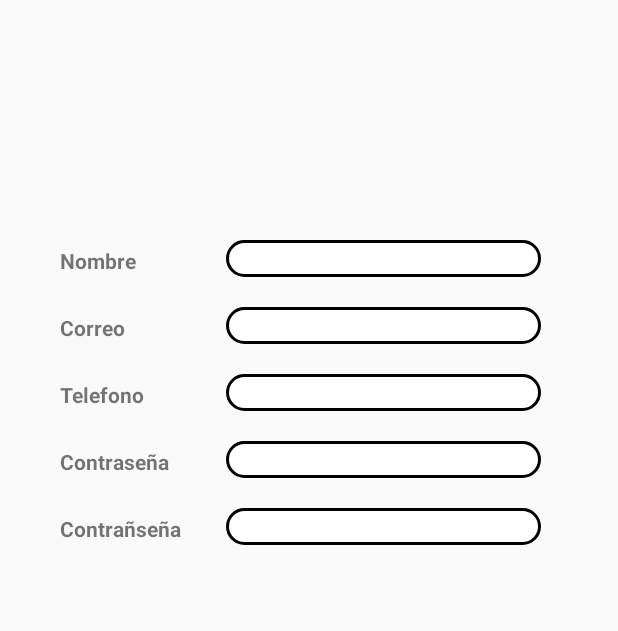
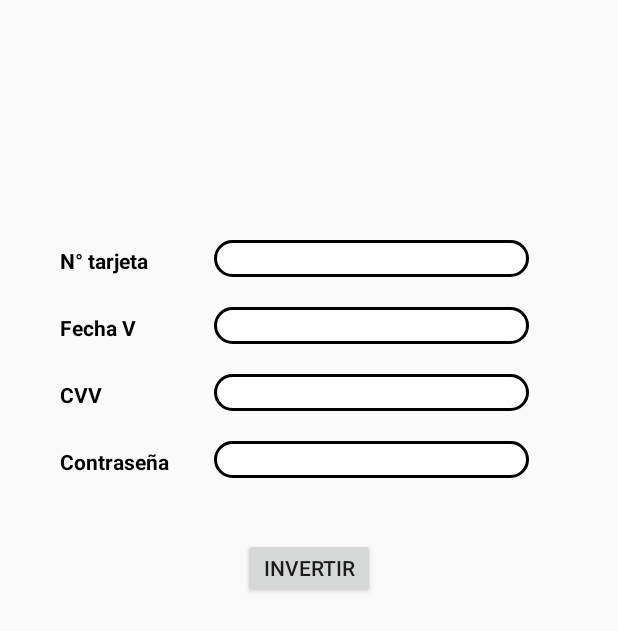
Before and after one commit to CristianMoralesLopez/ProyectoAppsMoviles2, an Android app: the layout fragmentinvertir.xml on its own in the app's theme, with its tools: preview values and no code run, on a phone screen of 412 x 824 dp. Shown: the top 631 px of the screen. Run offline under Robolectric (Android 15) with nearby library versions, the phone set to English and light mode, and no system bars.

Commit message:
Layout invertir

```diff
--- a/app/src/main/res/layout/fragmentinvertir.xml
+++ b/app/src/main/res/layout/fragmentinvertir.xml
@@ -11,16 +11,17 @@
         android:layout_height="wrap_content"
         android:columnCount="2"
         android:orientation="horizontal"
-        android:rowCount="5"
+        android:rowCount="4"
         android:layout_marginTop="140dp">
 
         <TextView
-            android:id="@+id/nombreRegistro"
+            android:id="@+id/txtTarjeta"
             android:layout_width="wrap_content"
             android:layout_height="wrap_content"
             android:layout_marginLeft="40dp"
             android:layout_marginTop="20dp"
-            android:text="Nombre"
+            android:text="N° tarjeta"
+            android:textColor="#000"
             android:textStyle="bold"/>
 
         <EditText
@@ -34,10 +35,11 @@
         <TextView
             android:layout_width="wrap_content"
             android:layout_height="wrap_content"
-            android:text="Correo"
-            android:id="@+id/correoRegistro"
+            android:text="Fecha V"
+            android:id="@+id/txtVencimiento"
             android:layout_marginTop="20dp"
             android:layout_marginLeft="40dp"
+            android:textColor="#000"
             android:textStyle="bold"/>
 
         <EditText
@@ -46,15 +48,17 @@
             android:layout_marginLeft="30dp"
             android:layout_marginTop="20dp"
             android:id="@+id/txtCorreoRegistro"
+            android:textColor="#000"
             android:background="@drawable/forma_edit_text"/>
 
         <TextView
             android:layout_width="wrap_content"
             android:layout_height="wrap_content"
-            android:text="Telefono"
+            android:text="CVV"
             android:id="@+id/telefonoRegistro"
             android:layout_marginTop="20dp"
             android:layout_marginLeft="40dp"
+            android:textColor="#000"
             android:textStyle="bold"/>
 
         <EditText
@@ -71,6 +75,7 @@
             android:id="@+id/contraseña1Registro"
             android:layout_marginTop="20dp"
             android:layout_marginLeft="40dp"
+            android:textColor="#000"
             android:textStyle="bold"/>
 
         <EditText
@@ -81,28 +86,16 @@
             android:id="@+id/txtcontraseña1Registro"
             android:inputType="textPassword"
             android:background="@drawable/forma_edit_text"/>
-        <TextView
-            android:layout_width="wrap_content"
-            android:layout_height="wrap_content"
-            android:text="Contrañseña"
-            android:id="@+id/contraseña2Registro"
-            android:layout_marginTop="20dp"
-            android:layout_marginLeft="40dp"
-            android:textStyle="bold"
-            />
 
-        <EditText
-            android:layout_width="210dp"
-            android:layout_height="wrap_content"
-            android:layout_marginLeft="30dp"
-            android:layout_marginTop="20dp"
-            android:id="@+id/txtcontraseña2Registro"
-            android:inputType="textPassword"
-            android:background="@drawable/forma_edit_text"/>
 
     </GridLayout>
 
-
+   <Button
+       android:layout_width="wrap_content"
+       android:layout_height="40dp"
+       android:layout_marginTop="40dp"
+       android:text="Invertir"
+       android:layout_gravity="center"/>
 
 
 </LinearLayout>
```
